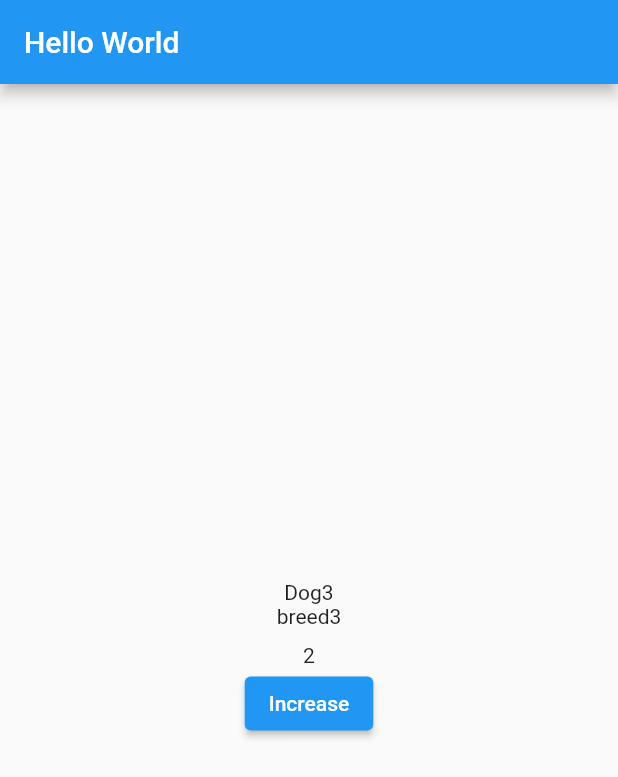
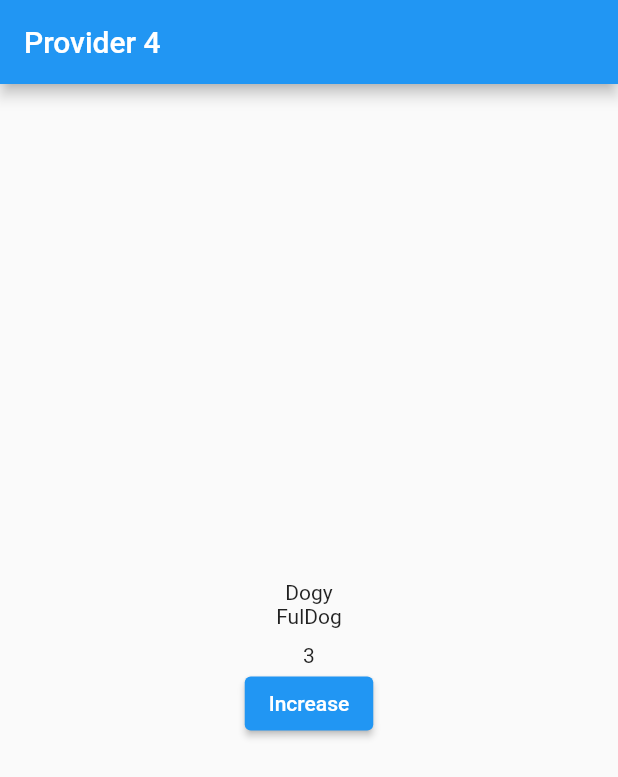
Before and after one commit to chandra-deb/learning_provider, a Flutter app: the screen it shows after launch, after a tap on "Increase", on a phone screen of 412 x 824 dp. Shown: the top 777 px of the screen. Run offline on Flutter 3.47's test engine with Material 2 defaults, Android fonts, the phone set to English and light mode, and no system bars.

Commit message:
use provider extensions

```diff
--- a/lib/main.dart
+++ b/lib/main.dart
@@ -1,7 +1,9 @@
 // ignore_for_file: public_member_api_docs, sort_constructors_first
+
 import 'dart:developer';
 
 import 'package:flutter/material.dart';
+import 'package:provider/provider.dart';
 
 import 'dog.dart';
 
@@ -21,50 +23,29 @@ class App extends StatelessWidget {
 
   @override
   Widget build(BuildContext context) {
-    return const HomePage();
+    return ChangeNotifierProvider<Dog>(
+      create: (context) => Dog(name: 'Dogy', breed: 'FulDog', age: 2),
+      child: const HomePage(),
+    );
   }
 }
 
-class HomePage extends StatefulWidget {
+class HomePage extends StatelessWidget {
   const HomePage({Key? key}) : super(key: key);
-
-  @override
-  State<HomePage> createState() => _HomePageState();
-}
-
-class _HomePageState extends State<HomePage> {
-  final dog = Dog(name: 'Dog3', breed: 'breed3');
-
-  @override
-  void initState() {
-    dog.addListener(dogListener);
-    super.initState();
-  }
-
-  void dogListener() {
-    setState(() {});
-    log(dog.age.toString());
-  }
-
-  @override
-  void dispose() {
-    dog.removeListener(dogListener);
-    super.dispose();
-  }
 
   @override
   Widget build(BuildContext context) {
     return Scaffold(
       appBar: AppBar(
-        title: const Text('Hello World'),
+        title: const Text('Provider 4'),
       ),
       body: Center(
         child: Column(
           mainAxisAlignment: MainAxisAlignment.center,
           children: [
-            Text(dog.name),
+            Text(context.select<Dog, String>((dog) => dog.name)),
             const SizedBox(),
-            BreedAndAge(dog: dog),
+            const BreedAndAge(),
           ],
         ),
       ),
@@ -73,41 +54,35 @@ class _HomePageState extends State<HomePage> {
 }
 
 class BreedAndAge extends StatelessWidget {
-  final Dog dog;
   const BreedAndAge({
     Key? key,
-    required this.dog,
+  }) : super(key: key);
+
+  @override
+  Widget build(BuildContext context) {
+    log('Rebuilt BreedAndAge');
+    return Column(
+      children: [
+        Text(context.select<Dog, String>((dog) => dog.breed)),
+        const SizedBox(height: 10),
+        const Age(),
+      ],
+    );
+  }
+}
+
+class Age extends StatelessWidget {
+  const Age({
+    Key? key,
   }) : super(key: key);
 
   @override
   Widget build(BuildContext context) {
     return Column(
       children: [
-        Text(dog.breed),
-        const SizedBox(height: 10),
-        Age(age: dog.age, ageIncreaser: dog.grow),
-      ],
-    );
-  }
-}
-
-class Age extends StatelessWidget {
-  final int age;
-  final void Function() ageIncreaser;
-
-  const Age({
-    Key? key,
-    required this.age,
-    required this.ageIncreaser,
-  }) : super(key: key);
-
-  @override
-  Widget build(BuildContext context) {
-    return Column(
-      children: [
-        Text(age.toString()),
+        Text(context.select<Dog, int>((dog) => dog.age).toString()),
         ElevatedButton(
-          onPressed: ageIncreaser,
+          onPressed: context.read<Dog>().grow,
           child: const Text('Increase'),
         )
       ],
```
